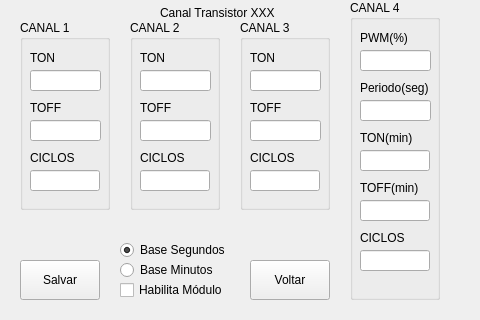
Qt form View/config_canal_transistor.ui (Renatoyyz/fonte-controlada) before a commit.
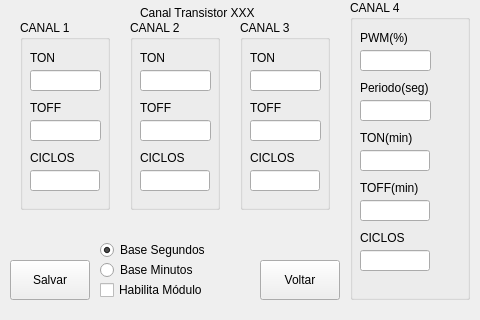
The same form after that commit.

Commit message: Corrigindo interface visual

```diff
--- a/View/config_canal_transistor.ui
+++ b/View/config_canal_transistor.ui
@@ -16,9 +16,9 @@
   <widget class="QLabel" name="lbTipoCanal">
    <property name="geometry">
     <rect>
-     <x>160</x>
+     <x>140</x>
      <y>5</y>
-     <width>140</width>
+     <width>180</width>
      <height>16</height>
     </rect>
    </property>
@@ -31,7 +31,7 @@
     <rect>
      <x>350</x>
      <y>0</y>
-     <width>90</width>
+     <width>120</width>
      <height>300</height>
     </rect>
    </property>
@@ -43,7 +43,7 @@
      <rect>
       <x>10</x>
       <y>30</y>
-      <width>60</width>
+      <width>80</width>
       <height>16</height>
      </rect>
     </property>
@@ -76,7 +76,7 @@
      <rect>
       <x>10</x>
       <y>80</y>
-      <width>80</width>
+      <width>100</width>
       <height>16</height>
      </rect>
     </property>
@@ -89,7 +89,7 @@
      <rect>
       <x>10</x>
       <y>130</y>
-      <width>80</width>
+      <width>100</width>
       <height>16</height>
      </rect>
     </property>
@@ -112,7 +112,7 @@
      <rect>
       <x>10</x>
       <y>180</y>
-      <width>80</width>
+      <width>100</width>
       <height>16</height>
      </rect>
     </property>
@@ -151,7 +151,7 @@
      <rect>
       <x>10</x>
       <y>230</y>
-      <width>60</width>
+      <width>80</width>
       <height>16</height>
      </rect>
     </property>
@@ -163,7 +163,7 @@
   <widget class="QCheckBox" name="ckbHabilitaModulo">
    <property name="geometry">
     <rect>
-     <x>120</x>
+     <x>100</x>
      <y>280</y>
      <width>121</width>
      <height>20</height>
@@ -176,7 +176,7 @@
   <widget class="QPushButton" name="btSalvar">
    <property name="geometry">
     <rect>
-     <x>20</x>
+     <x>10</x>
      <y>260</y>
      <width>80</width>
      <height>40</height>
@@ -189,7 +189,7 @@
   <widget class="QPushButton" name="btVoltar">
    <property name="geometry">
     <rect>
-     <x>250</x>
+     <x>260</x>
      <y>260</y>
      <width>80</width>
      <height>40</height>
@@ -202,7 +202,7 @@
   <widget class="QRadioButton" name="rbtBaseSegundos">
    <property name="geometry">
     <rect>
-     <x>120</x>
+     <x>100</x>
      <y>240</y>
      <width>120</width>
      <height>20</height>
@@ -218,7 +218,7 @@
   <widget class="QRadioButton" name="rbtBaseMinutos">
    <property name="geometry">
     <rect>
-     <x>120</x>
+     <x>100</x>
      <y>260</y>
      <width>120</width>
      <height>20</height>
```
The commit also changes 7 other files.
